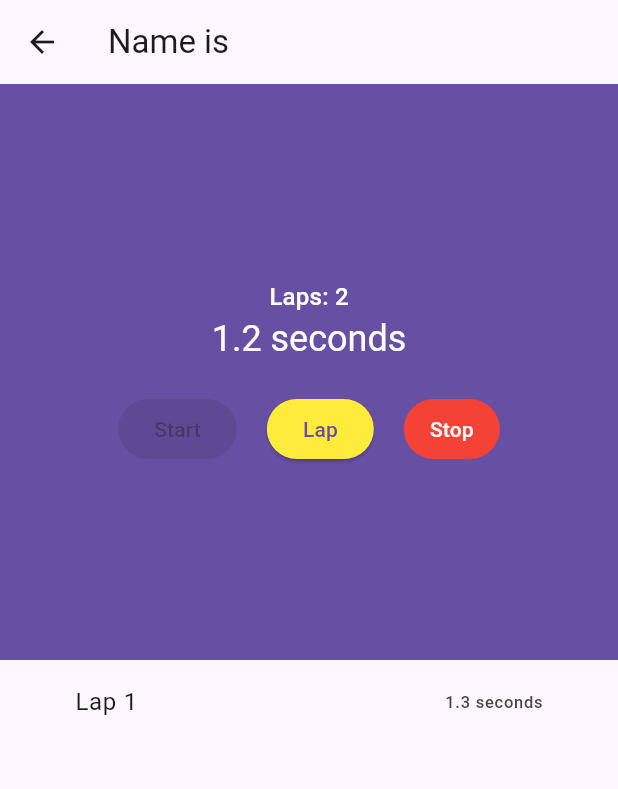
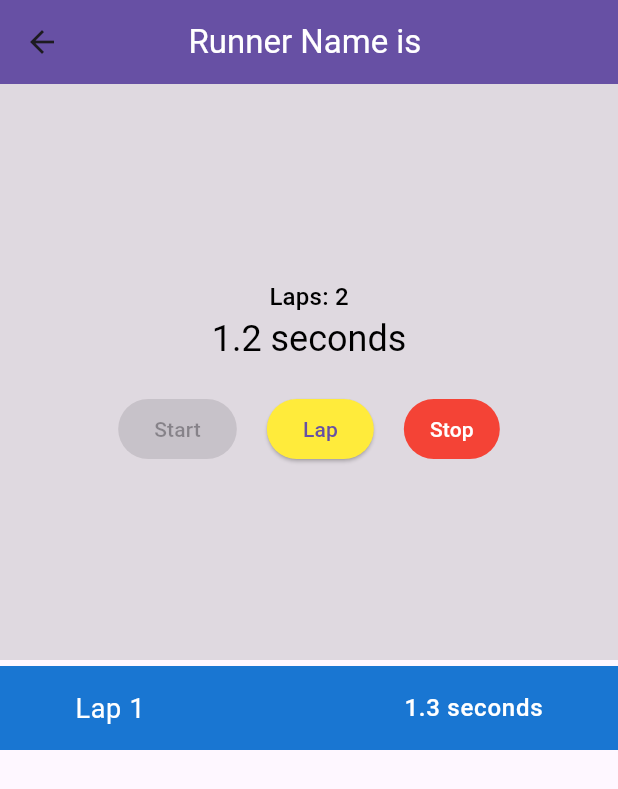
Before and after one commit to ALIRAZA17/StopWatch, a Flutter app: the StopWatch screen opened by its route, after a tap on "Start", after a tap on "Lap", on a phone screen of 412 x 824 dp. Shown: the top 789 px of the screen. Run offline on Flutter 3.47's test engine with Material 3 defaults, Android fonts, the phone set to English and light mode, and no system bars.

Commit message:
some changes in Overall UI

```diff
--- a/lib/stopwatch.dart
+++ b/lib/stopwatch.dart
@@ -38,7 +38,14 @@ class StopWatchState extends State<StopWatch> {
     String name = ModalRoute.of(context)?.settings.arguments?.toString() ?? "";
     return Scaffold(
       appBar: AppBar(
-        title: Text("Name is $name"),
+        title: Text(
+          "Runner Name is $name",
+          style: const TextStyle(
+            color: Colors.white,
+          ),
+        ),
+        centerTitle: true,
+        backgroundColor: Theme.of(context).primaryColor,
       ),
       body: Column(
         children: <Widget>[
@@ -51,23 +58,23 @@ class StopWatchState extends State<StopWatch> {
 
   Container _buildCounter(BuildContext context) {
     return Container(
-      color: Theme.of(context).primaryColor,
+      color: Theme.of(context).focusColor,
       child: Column(
         mainAxisAlignment: MainAxisAlignment.center,
         children: <Widget>[
           Text(
             'Laps: ${laps.length + 1}',
-            style: Theme.of(context)
-                .textTheme
-                .titleMedium
-                ?.copyWith(color: Colors.white),
+            style: Theme.of(context).textTheme.titleMedium?.copyWith(
+                  color: Colors.black,
+                ),
           ),
           Text(
-            _secondsText(milliseconds!),
-            style: Theme.of(context)
-                .textTheme
-                .headlineSmall
-                ?.copyWith(color: Colors.white),
+            _secondsText(
+              milliseconds!,
+            ),
+            style: Theme.of(context).textTheme.headlineSmall?.copyWith(
+                  color: Colors.black,
+                ),
           ),
           const SizedBox(height: 20),
           _buildControls()
@@ -159,10 +166,26 @@ class StopWatchState extends State<StopWatch> {
         itemCount: laps.length,
         itemBuilder: (context, index) {
           final milliseconds = laps[index];
-          return ListTile(
-            contentPadding: const EdgeInsets.symmetric(horizontal: 50),
-            title: Text('Lap ${index + 1}'),
-            trailing: Text(_secondsText(milliseconds)),
+          return Column(
+            children: [
+              const Spacer(),
+              Container(
+                color: Theme.of(context).primaryColorDark,
+                child: ListTile(
+                  contentPadding: const EdgeInsets.symmetric(horizontal: 50),
+                  title: Text(
+                    'Lap ${index + 1}',
+                    style: const TextStyle(color: Colors.white, fontSize: 18),
+                  ),
+                  trailing: Text(
+                    _secondsText(
+                      milliseconds,
+                    ),
+                    style: const TextStyle(color: Colors.white, fontSize: 16),
+                  ),
+                ),
+              ),
+            ],
           );
         },
       ),
```
